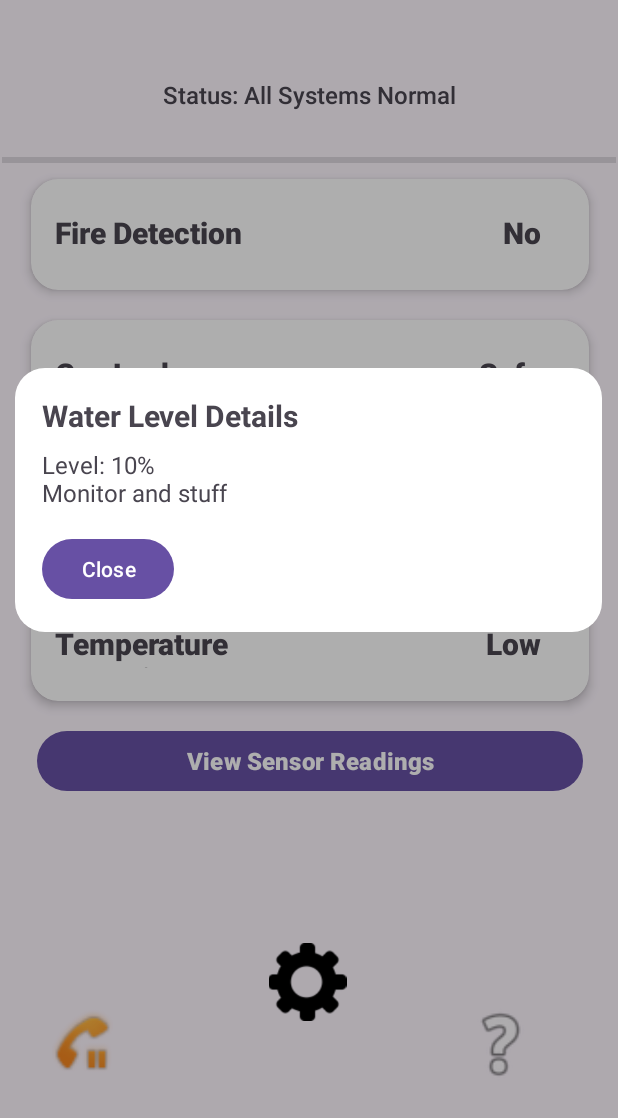
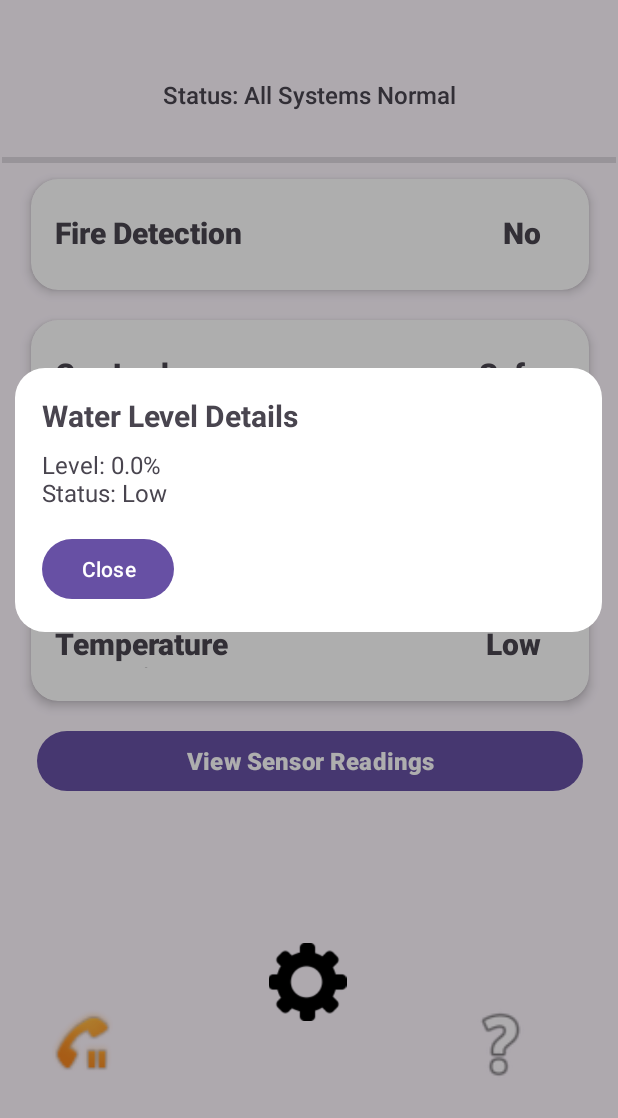
Before and after one commit to AntoOfo/HomeGuard, an Android app: the screen it shows after launch (MainActivity), after a tap on "Flood Risk", on a phone screen of 412 x 824 dp, the part 118-1236 px from its top. Run offline under Robolectric (Android 15) with nearby library versions, the light colour scheme and no system bars; our stand-ins replace Firebase (no records; nobody signed in at launch, a user with empty details on screens opened directly).

Commit message:
Nodes created for water level readings and status for flooding changes according to percentages from sensor

```diff
--- a/app/src/main/java/com/example/homeguard/MainActivity.kt
+++ b/app/src/main/java/com/example/homeguard/MainActivity.kt
@@ -34,9 +34,11 @@ class MainActivity : AppCompatActivity() {
     // firebase db references
     private lateinit var tempRef: DatabaseReference
     private lateinit var humidityRef: DatabaseReference
+    private lateinit var waterLevelRef: DatabaseReference
 
     private var humidity: Double = 0.0
     private var temp: Double = 0.0
+    private var waterLevel: Double = 0.0
 
     private var tempDialog: AlertDialog? = null
     private lateinit var dialogMessage: TextView
@@ -67,6 +69,7 @@ class MainActivity : AppCompatActivity() {
         // firebase db references
         tempRef = FirebaseDatabase.getInstance().getReference("sensors/temperature")
         humidityRef = FirebaseDatabase.getInstance().getReference("sensors/humidity")
+        waterLevelRef = FirebaseDatabase.getInstance().getReference("sensors/water_level")
 
         // read temp from firebase
         tempRef.addValueEventListener(object : ValueEventListener {
@@ -95,6 +98,18 @@ class MainActivity : AppCompatActivity() {
             }
         })
 
+        // read water level from firebase
+        waterLevelRef.addValueEventListener(object : ValueEventListener {
+            override fun onDataChange(snapshot: DataSnapshot) {
+                waterLevel = snapshot.child("value").getValue(Double::class.java) ?: 0.0
+                updateFloodStatus(waterLevel)
+            }
+
+            override fun onCancelled(error: DatabaseError) {
+                // Handle any database error
+            }
+        })
+
         tempTile.setOnClickListener {
             showTempDetailsDialog()
         }
@@ -109,10 +124,7 @@ class MainActivity : AppCompatActivity() {
 
         floodTile.setOnClickListener {
 
-            // placeholders
-            val levels = "10%"
-            val message = "Monitor and stuff"
-            showFloodDetailsDialog(levels, message)
+            showFloodDetailsDialog()
         }
 
 
@@ -128,6 +140,14 @@ class MainActivity : AppCompatActivity() {
         tempStatus.text = when {
             temperature < 10 -> "Low"
             temperature in 10.0..30.0 -> "Normal"
+            else -> "High"
+        }
+    }
+
+    private fun updateFloodStatus(level: Double) {
+        floodStatus.text = when {
+            level < 25 -> "Low"
+            level in 25.0..75.0 -> "Moderate"
             else -> "High"
         }
     }
@@ -175,18 +195,24 @@ class MainActivity : AppCompatActivity() {
         }
     }
 
-    private fun showFloodDetailsDialog(levels: String, message: String) {
+    private fun showFloodDetailsDialog() {
 
         val builder = AlertDialog.Builder(this)
         val dialogView = layoutInflater.inflate(R.layout.dialog_flood_details, null)
 
         val title = dialogView.findViewById<TextView>(R.id.dialogFloodTitle)
-        val message = dialogView.findViewById<TextView>(R.id.dialogFloodMessage)
+        val floodMessage = dialogView.findViewById<TextView>(R.id.dialogFloodMessage)
         val closeBtn = dialogView.findViewById<Button>(R.id.closeBtn)
 
         title.text = "Water Level Details"
-        message.text = "Level: $levels\n" +
-                       "Monitor and stuff"
+
+        val waterLevelStatus = when {
+            waterLevel < 25 -> "Low"
+            waterLevel in 25.0..75.0 -> "Moderate - Monitor the levels"
+            else -> "High - Risk of flooding!"
+        }
+
+        floodMessage.text = "Level: ${waterLevel}%\nStatus: $waterLevelStatus"
 
         builder.setView(dialogView)
 
```
